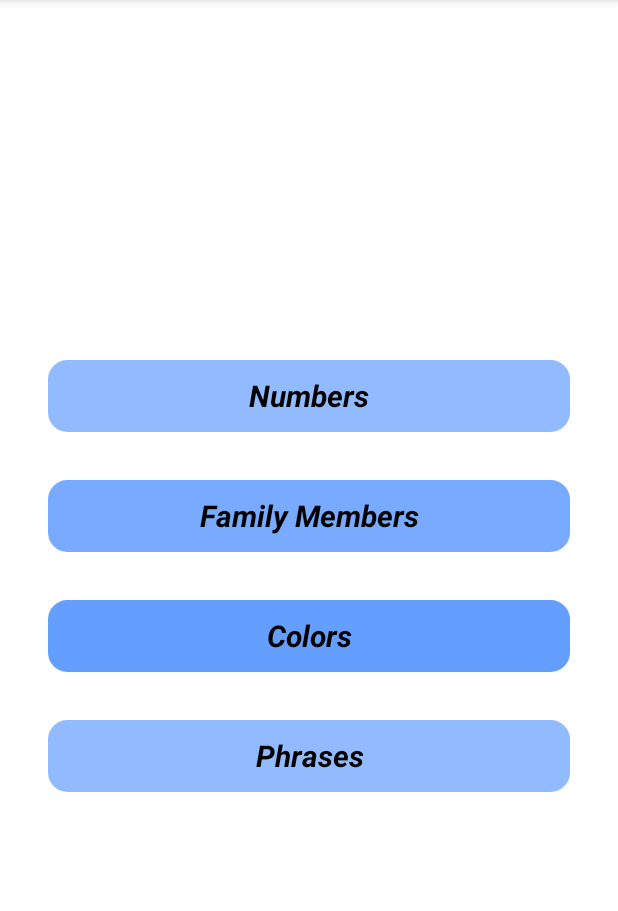
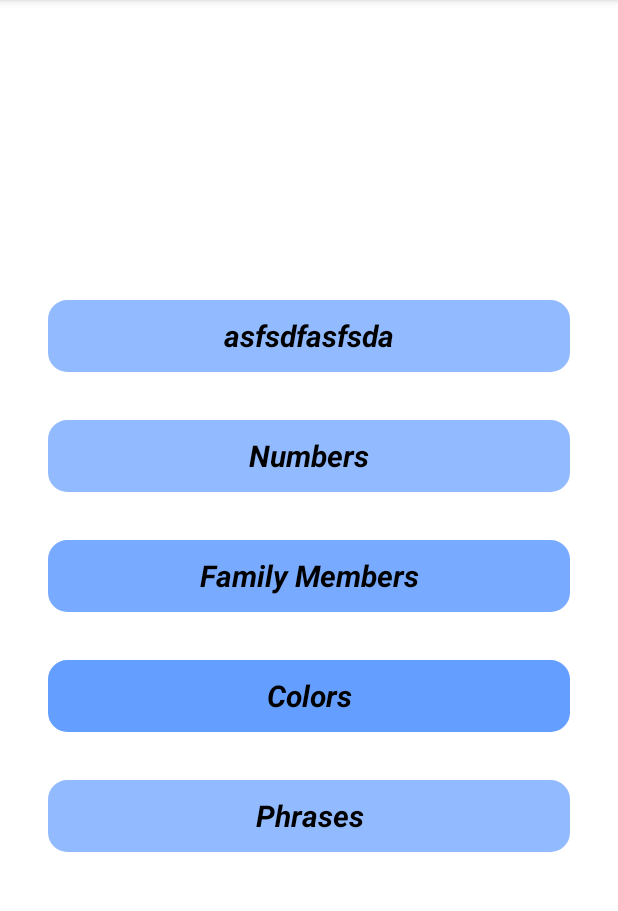
Before and after one commit to Abizer-R/LearnHindi, an Android app: the screen it shows after launch (MainActivity), on a phone screen of 412 x 824 dp, the part 84-995 px from its top. Run offline under Robolectric (Android 15) with nearby library versions, the light colour scheme and no system bars.

Commit message:
Checking branch

```diff
--- a/app/src/main/res/layout/activity_main.xml
+++ b/app/src/main/res/layout/activity_main.xml
@@ -14,6 +14,12 @@
         android:layout_gravity="center"
         android:orientation="vertical"
         android:layout_centerInParent="true" >
+
+        <TextView
+            android:text="asfsdfasfsda"
+            style="@style/CategoryStyle"
+            android:background="@drawable/rounded_corner"
+            android:backgroundTint="@color/color_numbers"/>
 
         <TextView
             android:id="@+id/numbersTextView"
```
